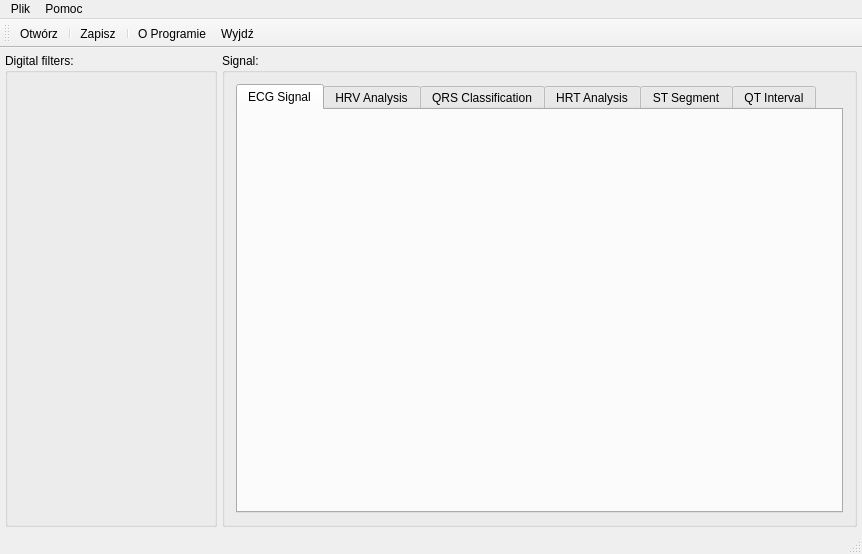
Old version of the form ecganalyzer.ui in the repository mateuszbaran/ECG-analyzer.
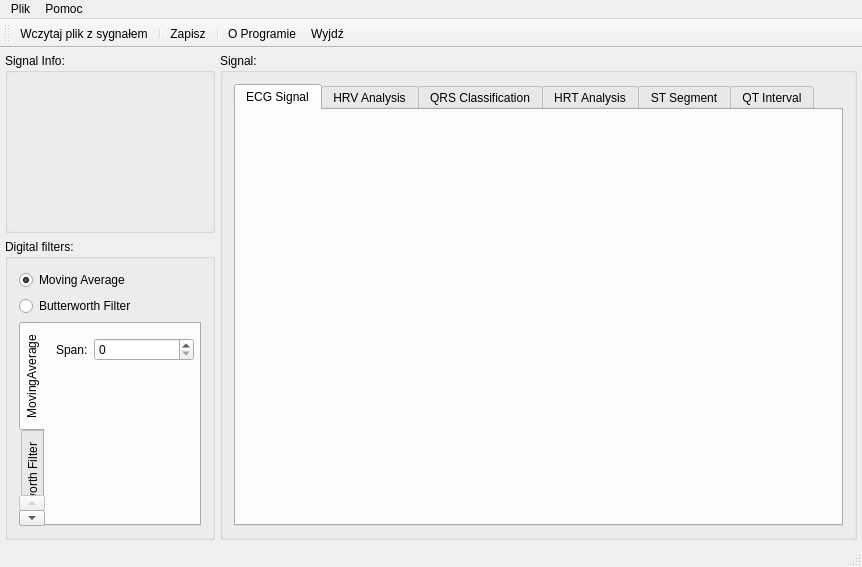
New version of the form. Icons and pictures are not drawn. Custom widgets are drawn as their Qt base class.

Commit message: * Usunięty przycisk test() * Dodane wczytywanie sygnału przez przycisk na toolbarze

Diff of the .ui file:
```diff
--- a/ecganalyzer.ui
+++ b/ecganalyzer.ui
@@ -37,17 +37,147 @@
      <number>5</number>
     </property>
     <item>
-     <widget class="QGroupBox" name="groupBoxDigitalFilters">
-      <property name="sizePolicy">
-       <sizepolicy hsizetype="Minimum" vsizetype="Minimum">
-        <horstretch>1</horstretch>
-        <verstretch>0</verstretch>
-       </sizepolicy>
-      </property>
-      <property name="title">
-       <string>Digital filters:</string>
-      </property>
-     </widget>
+     <layout class="QVBoxLayout" name="verticalLayout_3">
+      <item>
+       <widget class="QGroupBox" name="groupBoxSignalInfo">
+        <property name="sizePolicy">
+         <sizepolicy hsizetype="Minimum" vsizetype="Maximum">
+          <horstretch>0</horstretch>
+          <verstretch>1</verstretch>
+         </sizepolicy>
+        </property>
+        <property name="minimumSize">
+         <size>
+          <width>210</width>
+          <height>180</height>
+         </size>
+        </property>
+        <property name="maximumSize">
+         <size>
+          <width>210</width>
+          <height>16777215</height>
+         </size>
+        </property>
+        <property name="title">
+         <string>Signal Info:</string>
+        </property>
+       </widget>
+      </item>
+      <item>
+       <widget class="QGroupBox" name="groupBoxDigitalFilters">
+        <property name="sizePolicy">
+         <sizepolicy hsizetype="Minimum" vsizetype="Minimum">
+          <horstretch>1</horstretch>
+          <verstretch>2</verstretch>
+         </sizepolicy>
+        </property>
+        <property name="minimumSize">
+         <size>
+          <width>210</width>
+          <height>0</height>
+         </size>
+        </property>
+        <property name="maximumSize">
+         <size>
+          <width>210</width>
+          <height>16777215</height>
+         </size>
+        </property>
+        <property name="title">
+         <string>Digital filters:</string>
+        </property>
+        <layout class="QVBoxLayout" name="verticalLayout_5">
+         <item>
+          <widget class="QRadioButton" name="radioButtonMovingAverage">
+           <property name="text">
+            <string>Moving Average</string>
+           </property>
+           <property name="checked">
+            <bool>true</bool>
+           </property>
+          </widget>
+         </item>
+         <item>
+          <widget class="QRadioButton" name="radioButtonButterworthFilter">
+           <property name="text">
+            <string>Butterworth Filter</string>
+           </property>
+          </widget>
+         </item>
+         <item>
+          <widget class="QTabWidget" name="tabWidgetPropertiesOfDigitalFilters">
+           <property name="tabPosition">
+            <enum>QTabWidget::West</enum>
+           </property>
+           <property name="currentIndex">
+            <number>0</number>
+           </property>
+           <property name="elideMode">
+            <enum>Qt::ElideNone</enum>
+           </property>
+           <property name="usesScrollButtons">
+            <bool>true</bool>
+           </property>
+           <property name="documentMode">
+            <bool>false</bool>
+           </property>
+           <property name="tabsClosable">
+            <bool>false</bool>
+           </property>
+           <property name="movable">
+            <bool>false</bool>
+           </property>
+           <widget class="QWidget" name="PropertiesOfMovingAverage">
+            <property name="maximumSize">
+             <size>
+              <width>16777215</width>
+              <height>196</height>
+             </size>
+            </property>
+            <attribute name="title">
+             <string>MovingAverage</string>
+            </attribute>
+            <widget class="QWidget" name="horizontalLayoutWidget">
+             <property name="geometry">
+              <rect>
+               <x>0</x>
+               <y>0</y>
+               <width>160</width>
+               <height>51</height>
+              </rect>
+             </property>
+             <layout class="QHBoxLayout" name="horizontalLayout_2">
+              <item>
+               <widget class="QLabel" name="label">
+                <property name="text">
+                 <string>Span:</string>
+                </property>
+               </widget>
+              </item>
+              <item>
+               <widget class="QSpinBox" name="spinBox">
+                <property name="sizePolicy">
+                 <sizepolicy hsizetype="Minimum" vsizetype="Fixed">
+                  <horstretch>2</horstretch>
+                  <verstretch>0</verstretch>
+                 </sizepolicy>
+                </property>
+               </widget>
+              </item>
+             </layout>
+            </widget>
+           </widget>
+           <widget class="QWidget" name="PropertiesOfButterworthFilter">
+            <attribute name="title">
+             <string>Butterworth Filter</string>
+            </attribute>
+           </widget>
+          </widget>
+         </item>
+        </layout>
+       </widget>
+      </item>
+     </layout>
     </item>
     <item>
      <widget class="QGroupBox" name="groupBoxSignal">
@@ -112,22 +242,7 @@
           <attribute name="title">
            <string>ECG Signal</string>
           </attribute>
-          <widget class="Ecg2Ch" name="rawPlotWidget" native="true">
-           <property name="geometry">
-            <rect>
-             <x>0</x>
-             <y>0</y>
-             <width>611</width>
-             <height>381</height>
-            </rect>
-           </property>
-           <property name="sizePolicy">
-            <sizepolicy hsizetype="Expanding" vsizetype="Expanding">
-             <horstretch>0</horstretch>
-             <verstretch>0</verstretch>
-            </sizepolicy>
-           </property>
-          </widget>
+          <layout class="QVBoxLayout" name="verticalLayout_4"/>
          </widget>
          <widget class="QWidget" name="tabHRVAnalysis">
           <attribute name="title">
@@ -215,19 +330,19 @@
      <x>0</x>
      <y>0</y>
      <width>862</width>
-     <height>27</height>
+     <height>21</height>
     </rect>
    </property>
    <widget class="QMenu" name="menuPlik">
     <property name="title">
      <string>Plik</string>
     </property>
-    <addaction name="actionOtw_rz"/>
+    <addaction name="actionWczytaj_plik_z_sygnalem"/>
     <addaction name="separator"/>
-    <addaction name="actionZapisz"/>
-    <addaction name="actionZapisz_jako"/>
+    <addaction name="actionZapiszPlik"/>
+    <addaction name="actionZapisz_plik_jako"/>
     <addaction name="separator"/>
-    <addaction name="actionWyjd"/>
+    <addaction name="actionWyjdz"/>
    </widget>
    <widget class="QMenu" name="menuPomoc">
     <property name="title">
@@ -247,17 +362,17 @@
    <attribute name="toolBarBreak">
     <bool>false</bool>
    </attribute>
-   <addaction name="actionOtw_rz"/>
+   <addaction name="actionWczytaj_plik_z_sygnalem"/>
    <addaction name="separator"/>
-   <addaction name="actionZapisz"/>
+   <addaction name="actionZapiszPlik"/>
    <addaction name="separator"/>
    <addaction name="actionO_Programie"/>
-   <addaction name="actionWyjd"/>
+   <addaction name="actionWyjdz"/>
   </widget>
   <widget class="QStatusBar" name="statusBar"/>
   <action name="actionO_Programie">
    <property name="icon">
-    <iconset>
+    <iconset resource="ecganalyzer.qrc">
      <normaloff>:/ECGanalyzer/icons/info.png</normaloff>:/ECGanalyzer/icons/info.png</iconset>
    </property>
    <property name="text">
@@ -266,43 +381,49 @@
   </action>
   <action name="actionO_Qt">
    <property name="icon">
-    <iconset>
+    <iconset resource="ecganalyzer.qrc">
      <normaloff>:/ECGanalyzer/icons/QtIcon.png</normaloff>:/ECGanalyzer/icons/QtIcon.png</iconset>
    </property>
    <property name="text">
     <string>O Qt...</string>
    </property>
   </action>
-  <action name="actionOtw_rz">
+  <action name="actionWczytaj_plik_z_sygnalem">
    <property name="icon">
-    <iconset>
+    <iconset resource="ecganalyzer.qrc">
      <normaloff>:/ECGanalyzer/icons/folder.png</normaloff>:/ECGanalyzer/icons/folder.png</iconset>
    </property>
    <property name="text">
-    <string>Otwórz</string>
+    <string>Wczytaj plik z sygnałem</string>
+   </property>
+   <property name="toolTip">
+    <string>Wczytaj plik z sygnałem</string>
    </property>
   </action>
-  <action name="actionWyjd">
+  <action name="actionWyjdz">
    <property name="icon">
-    <iconset>
+    <iconset resource="ecganalyzer.qrc">
      <normaloff>:/ECGanalyzer/icons/exit.png</normaloff>:/ECGanalyzer/icons/exit.png</iconset>
    </property>
    <property name="text">
     <string>Wyjdź</string>
    </property>
   </action>
-  <action name="actionZapisz">
+  <action name="actionZapiszPlik">
    <property name="icon">
-    <iconset>
+    <iconset resource="ecganalyzer.qrc">
      <normaloff>:/ECGanalyzer/icons/3floppy_unmount.png</normaloff>:/ECGanalyzer/icons/3floppy_unmount.png</iconset>
    </property>
    <property name="text">
     <string>Zapisz</string>
    </property>
+   <property name="toolTip">
+    <string>Zapisuje plik z sygnałem</string>
+   </property>
   </action>
-  <action name="actionZapisz_jako">
+  <action name="actionZapisz_plik_jako">
    <property name="icon">
-    <iconset>
+    <iconset resource="ecganalyzer.qrc">
      <normaloff>:/ECGanalyzer/icons/3floppy_unmount.png</normaloff>:/ECGanalyzer/icons/3floppy_unmount.png</iconset>
    </property>
    <property name="text">
@@ -311,14 +432,8 @@
   </action>
  </widget>
  <layoutdefault spacing="6" margin="11"/>
- <customwidgets>
-  <customwidget>
-   <class>Ecg2Ch</class>
-   <extends>QWidget</extends>
-   <header>../plots/ecg2ch.h</header>
-   <container>1</container>
-  </customwidget>
- </customwidgets>
- <resources/>
+ <resources>
+  <include location="ecganalyzer.qrc"/>
+ </resources>
  <connections/>
 </ui>
```
The commit also changes 4 other files.
